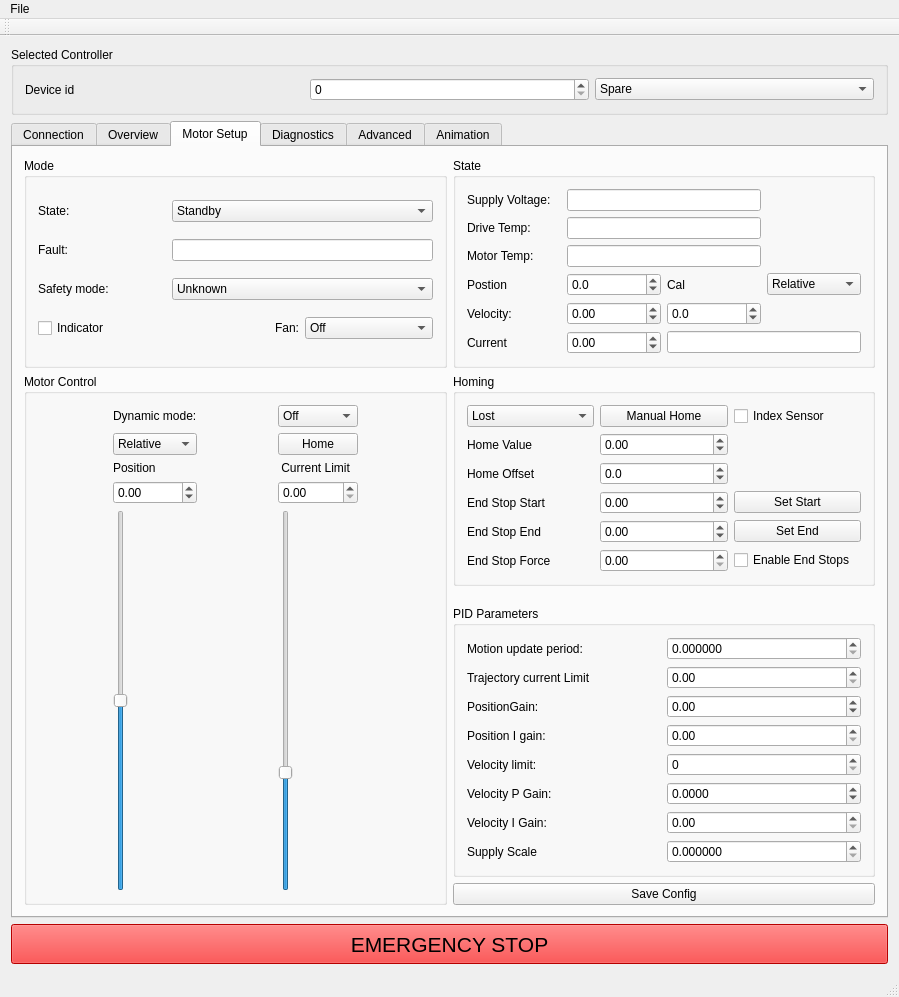
craftit/DogBotSoftware, file GUI/mainwindow.ui: the form before one commit.
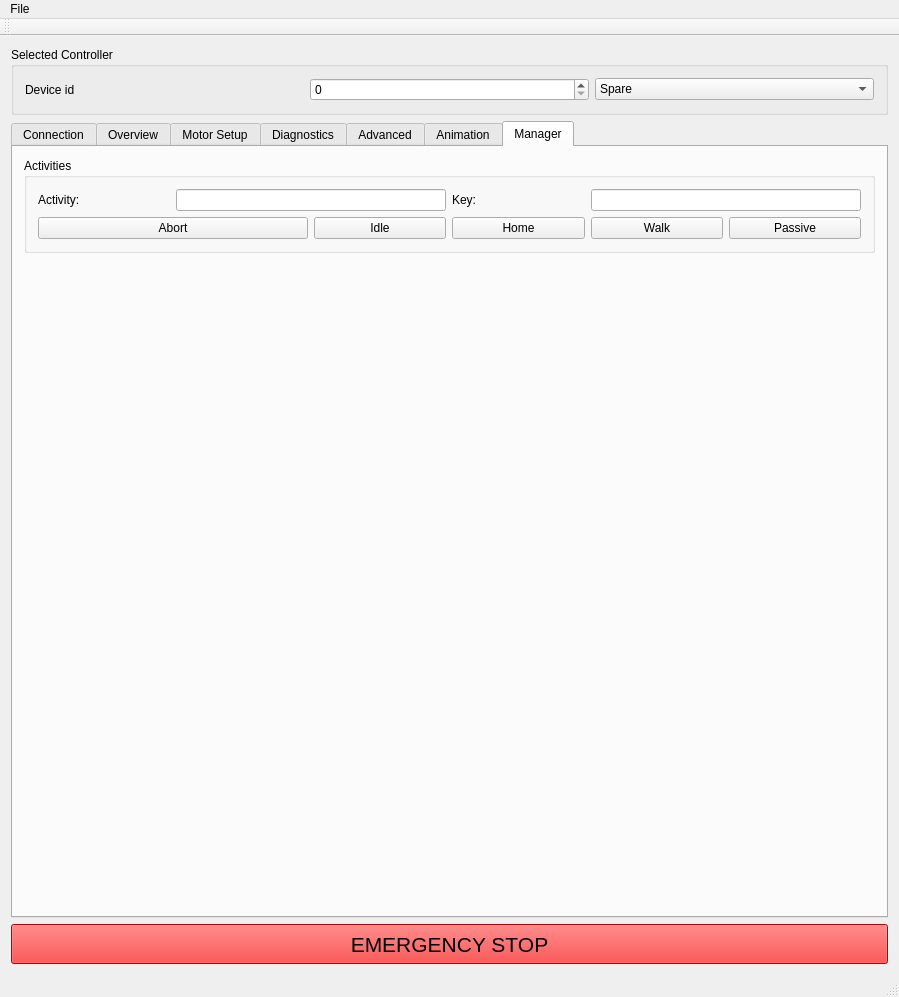
The form after the commit. Icons and pictures are not drawn.

Commit message: Add Platform Manager and fix threading deadlock.

Diff of the .ui file:
```diff
--- a/GUI/mainwindow.ui
+++ b/GUI/mainwindow.ui
@@ -109,7 +109,7 @@
        <bool>true</bool>
       </property>
       <property name="currentIndex">
-       <number>2</number>
+       <number>6</number>
       </property>
       <widget class="QWidget" name="tab_connect">
        <attribute name="title">
@@ -1591,6 +1591,90 @@
         </item>
        </layout>
       </widget>
+      <widget class="QWidget" name="tab_5">
+       <attribute name="title">
+        <string>Manager</string>
+       </attribute>
+       <layout class="QGridLayout" name="gridLayout_21">
+        <item row="0" column="0">
+         <widget class="QGroupBox" name="groupBox_2">
+          <property name="title">
+           <string>Activities</string>
+          </property>
+          <layout class="QGridLayout" name="gridLayout_4">
+           <item row="1" column="0">
+            <widget class="QLabel" name="label_17">
+             <property name="text">
+              <string>Activity:</string>
+             </property>
+            </widget>
+           </item>
+           <item row="1" column="1" colspan="2">
+            <widget class="QLineEdit" name="lineEditCurrentActivity"/>
+           </item>
+           <item row="1" column="3">
+            <widget class="QLabel" name="label_16">
+             <property name="text">
+              <string>Key:</string>
+             </property>
+            </widget>
+           </item>
+           <item row="2" column="0" colspan="2">
+            <widget class="QPushButton" name="pushButtonActivityAbort">
+             <property name="text">
+              <string>Abort</string>
+             </property>
+            </widget>
+           </item>
+           <item row="2" column="2">
+            <widget class="QPushButton" name="pushButtonActivityIdle">
+             <property name="text">
+              <string>Idle</string>
+             </property>
+            </widget>
+           </item>
+           <item row="2" column="3">
+            <widget class="QPushButton" name="pushButtonActivityHome">
+             <property name="text">
+              <string>Home</string>
+             </property>
+            </widget>
+           </item>
+           <item row="2" column="4">
+            <widget class="QPushButton" name="pushButtonActivityWalk">
+             <property name="text">
+              <string>Walk</string>
+             </property>
+            </widget>
+           </item>
+           <item row="2" column="5">
+            <widget class="QPushButton" name="pushButtonActivityPassive">
+             <property name="text">
+              <string>Passive</string>
+             </property>
+            </widget>
+           </item>
+           <item row="1" column="4" colspan="2">
+            <widget class="QLineEdit" name="lineEditActivityKey"/>
+           </item>
+          </layout>
+         </widget>
+        </item>
+        <item row="1" column="0">
+         <spacer name="verticalSpacer_4">
+          <property name="orientation">
+           <enum>Qt::Vertical</enum>
+          </property>
+          <property name="sizeHint" stdset="0">
+           <size>
+            <width>20</width>
+            <height>40</height>
+           </size>
+          </property>
+         </spacer>
+        </item>
+       </layout>
+      </widget>
      </widget>
     </item>
     <item>
```
The commit also changes 22 other files.
